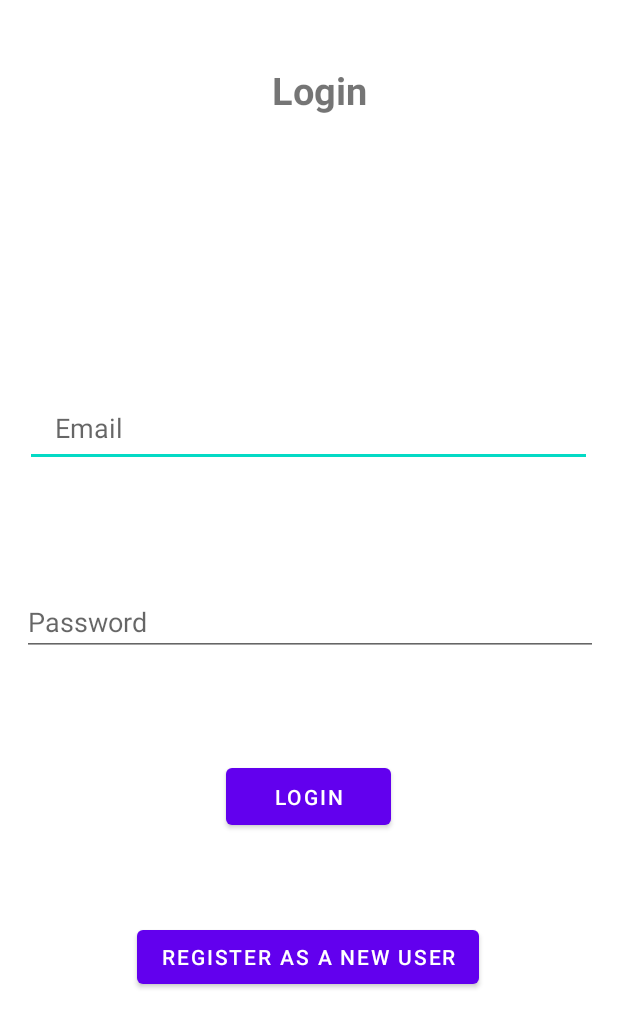
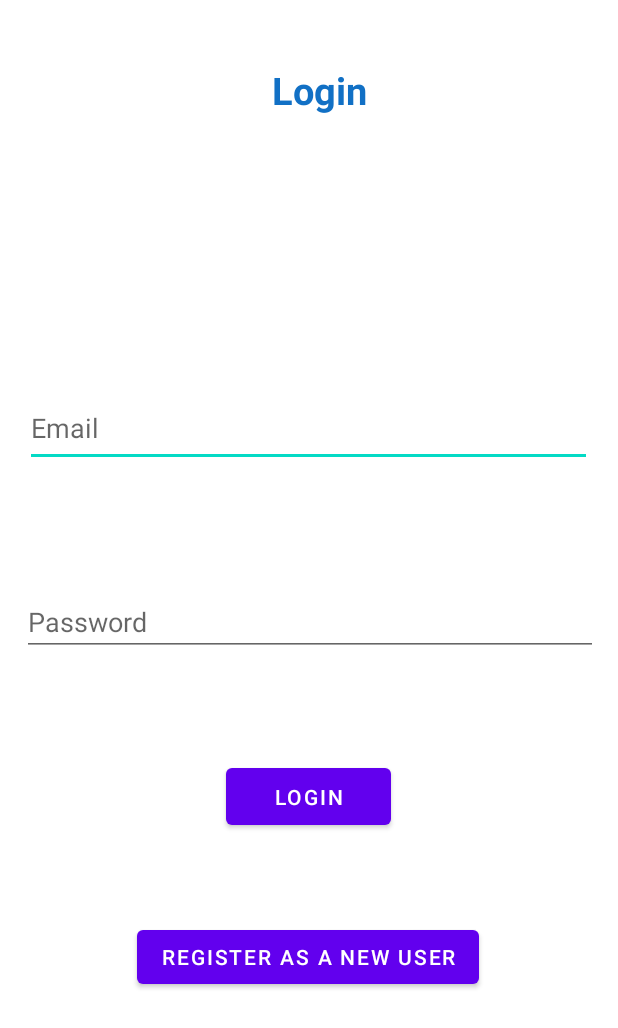
Before and after one commit to pradeepprabakaran1998/ECommerceApp, an Android app: the screen it shows after launch (Login), on a phone screen of 412 x 824 dp. Shown: the top 1028 px of the screen. Run offline under Robolectric (Android 15) with nearby library versions, the phone set to English and light mode, and no system bars; our stand-ins replace Firebase (no records; nobody signed in at launch, a user with empty details on screens opened directly).

Commit message:
Cosmetic Changes

```diff
--- a/app/src/main/res/layout/activity_login.xml
+++ b/app/src/main/res/layout/activity_login.xml
@@ -10,6 +10,7 @@
         android:id="@+id/textView2"
         android:layout_width="209dp"
         android:layout_height="38dp"
+        android:textColor="#1170c5"
         android:paddingLeft="15dp"
         android:textAlignment="center"
         android:text="Login"
@@ -29,7 +30,6 @@
         android:layout_height="51dp"
         android:hint="Email"
         android:inputType="text"
-        android:paddingLeft="20dp"
         app:layout_constraintBottom_toBottomOf="parent"
         app:layout_constraintEnd_toEndOf="parent"
         app:layout_constraintHorizontal_bias="0.484"
--- a/app/src/main/res/layout/activity_main.xml
+++ b/app/src/main/res/layout/activity_main.xml
@@ -12,7 +12,9 @@
         android:layout_width="169dp"
         android:layout_height="32dp"
         android:text="View All Products"
-        android:textSize="18dp"
+        android:textColor="#1170c5"
+        android:textStyle="bold"
+        android:textSize="20dp"
         app:layout_constraintBottom_toBottomOf="parent"
         app:layout_constraintEnd_toEndOf="parent"
         app:layout_constraintStart_toStartOf="parent"
--- a/app/src/main/res/layout/activity_prod_details.xml
+++ b/app/src/main/res/layout/activity_prod_details.xml
@@ -12,6 +12,7 @@
         android:layout_height="wrap_content"
         android:text="TextView"
         android:textStyle="bold"
+        android:textSize="20dp"
         android:textColor="#1170c5"
         app:layout_constraintBottom_toTopOf="@+id/prodImgView"
         app:layout_constraintEnd_toEndOf="parent"
```
